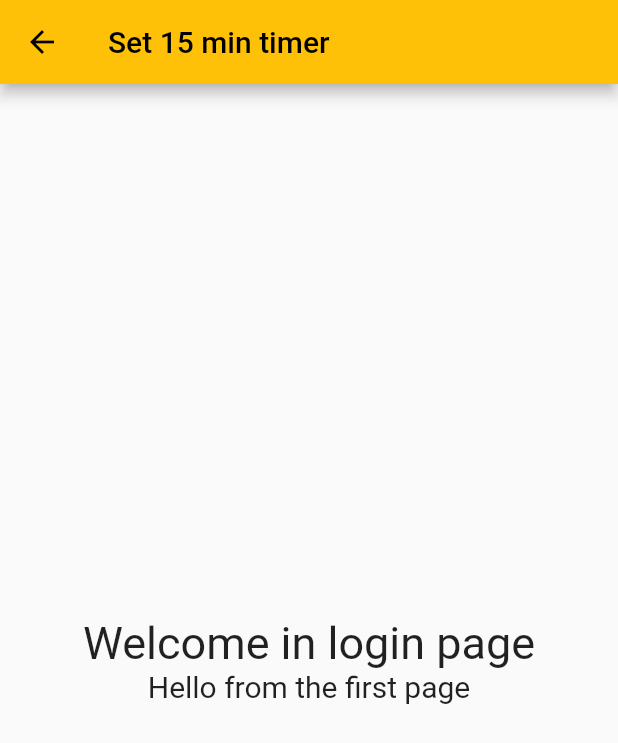
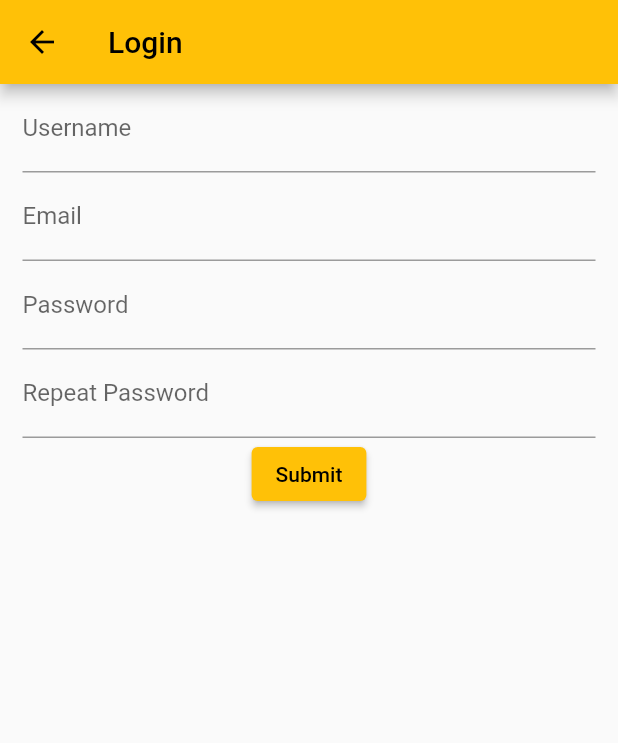
Before and after one commit to Kamilnaja/healthy-lines, a Flutter app: the screen it shows after launch, after a tap on "Login screen", on a phone screen of 412 x 824 dp. Shown: the top 743 px of the screen. Run offline on Flutter 3.47's test engine with Material 2 defaults, Android fonts, the phone set to English and light mode, and no system bars.

Commit message:
create basic create account / login page#15

```diff
--- a/lib/homePage.dart
+++ b/lib/homePage.dart
@@ -17,11 +17,12 @@ class HomePage extends StatelessWidget {
             Container(
                 padding: const EdgeInsets.all(15),
                 child: const Text(
-                    "Welcome in healthy lines. This is an awesome app that will help you achieving your health goals",
+                    "Welcome in healthy lines. We will help you achieving your health goals",
+                    textAlign: TextAlign.center,
                     style: TextStyle(
-                        color: Colors.white,
-                        fontSize: 20,
-                        backgroundColor: Colors.lightBlueAccent))),
+                      color: Colors.lightGreen,
+                      fontSize: 40,
+                    ))),
             Column(
               children: [
                 const SizedBox(height: 30),
--- a/lib/login.dart
+++ b/lib/login.dart
@@ -1,4 +1,49 @@
 import 'package:flutter/material.dart';
+import './utils/validators/validate_is_empty.dart';
+
+class CustomForm extends StatefulWidget {
+  const CustomForm({Key? key}) : super(key: key);
+
+  @override
+  State<CustomForm> createState() => _CustomFormState();
+}
+
+class _CustomFormState extends State<CustomForm> {
+  final _formKey = GlobalKey<FormState>();
+
+  @override
+  Widget build(BuildContext context) {
+    return Padding(
+      padding: const EdgeInsets.fromLTRB(15.0, 0, 15.0, 0),
+      child: Form(
+          key: _formKey,
+          child: Column(children: <Widget>[
+            createFormField('Username'),
+            createFormField('Email'),
+            createFormField('Password'),
+            createFormField('Repeat Password'),
+            ElevatedButton(
+                onPressed: () {
+                  if (_formKey.currentState!.validate()) {
+                    ScaffoldMessenger.of(context).showSnackBar(
+                        const SnackBar(content: Text('Processing data')));
+                  }
+                },
+                child: const Text('Submit'))
+          ]))
+    );
+  }
+
+
+  Widget createFormField (String name) {
+    return TextFormField(
+        decoration: InputDecoration(
+            border: const UnderlineInputBorder(), labelText: name),
+        validator: (value) {
+          return validateIsEmpty(value);
+        });
+  }
+}
 
 class Login extends StatelessWidget {
   final String data;
@@ -8,14 +53,7 @@ class Login extends StatelessWidget {
   @override
   Widget build(BuildContext context) {
     return Scaffold(
-        appBar: AppBar(title: const Text('Set 15 min timer')),
-        body: Center(
-            child: Column(mainAxisSize: MainAxisSize.min, children: <Widget>[
-          const Text(
-            'Welcome in login page',
-            style: TextStyle(fontSize: 30),
-          ),
-          Text(data, style: const TextStyle(fontSize: 20)),
-        ])));
+        appBar: AppBar(title: const Text('Login')),
+        body: const CustomForm());
   }
 }
--- a/lib/main.dart
+++ b/lib/main.dart
@@ -1,11 +1,10 @@
 import 'package:flutter/material.dart';
-import 'package:flutter/rendering.dart';
 import 'package:healthy_lines/router/router_generator.dart';
 
 import 'homePage.dart';
 
 void main() {
-  debugRepaintRainbowEnabled = true;
+  // debugRepaintRainbowEnabled = true;
   runApp(const MyApp());
 }
 
--- /dev/null
+++ b/lib/utils/validators/validate_is_empty.dart
@@ -0,0 +1,6 @@
+String? validateIsEmpty(String? value) {
+  if (value == null || value.isEmpty) {
+    return 'Please enter some text';
+  }
+  return null;
+}
```
